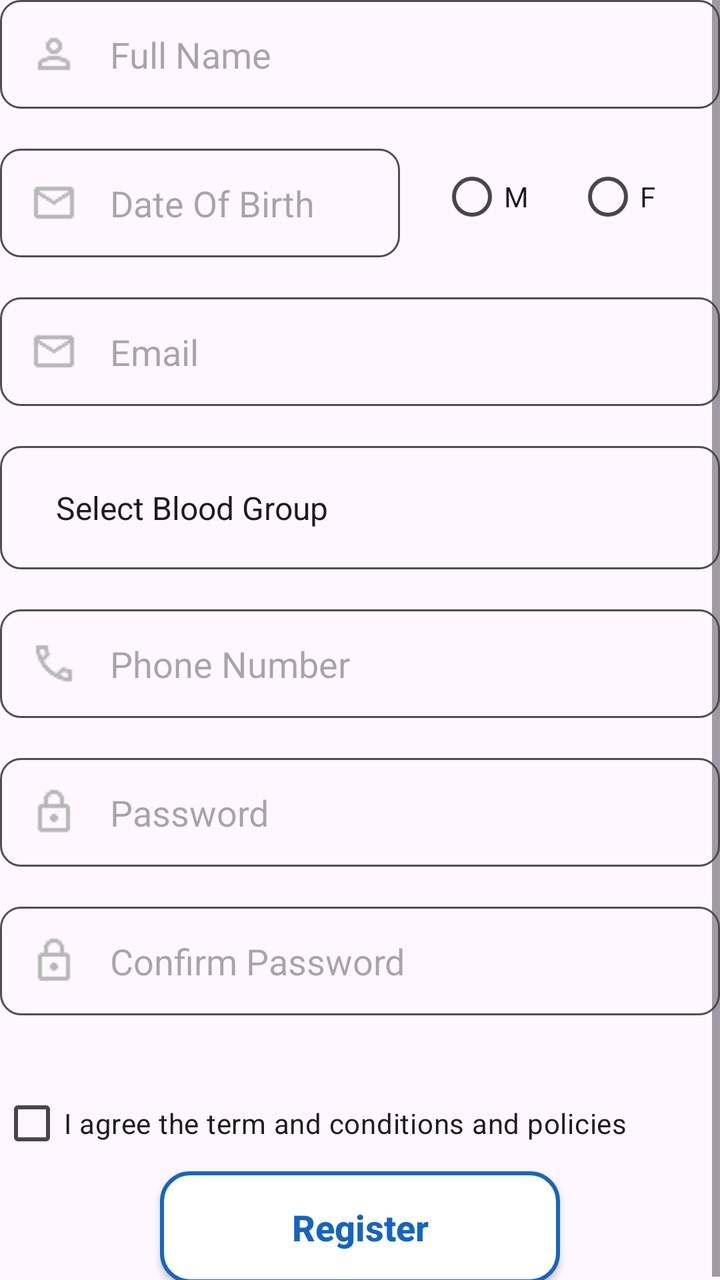
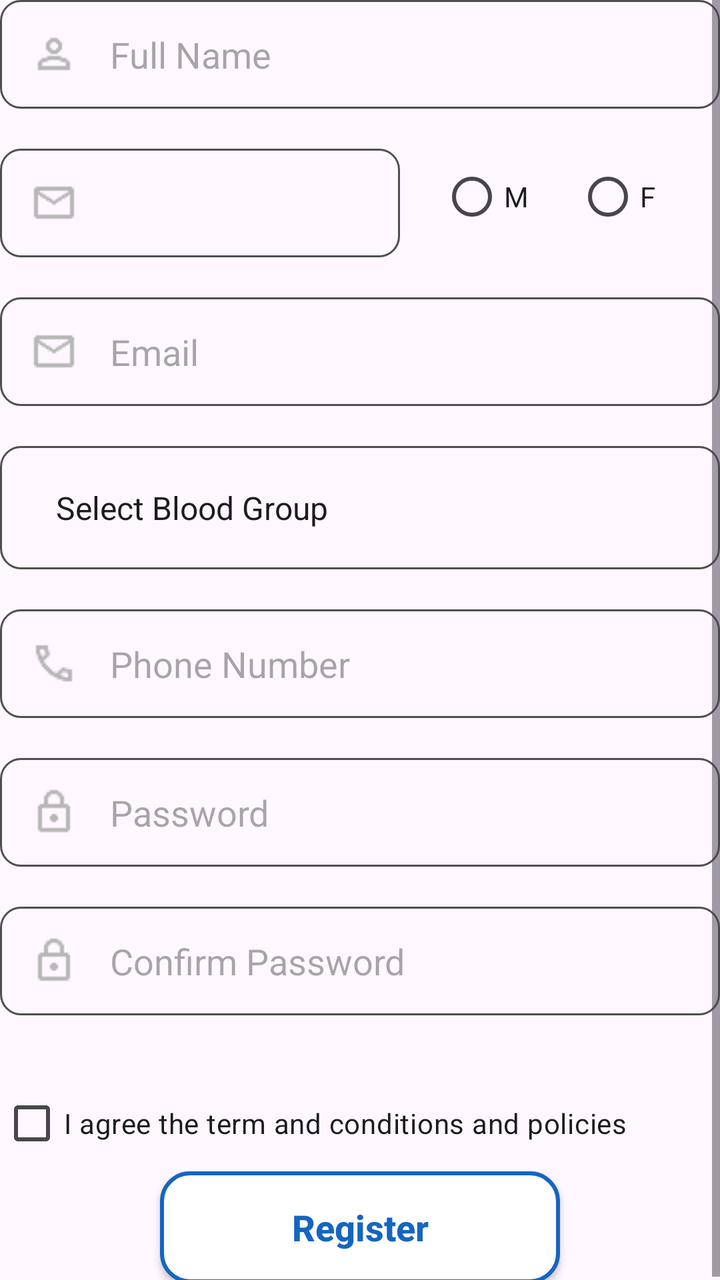

An Android layout rendered at two revisions. The XML below is the earlier revision; the diff shows what the commit changed to produce the second picture.
<!-- AndroidManifest.xml: application theme Theme.Hospital_Appointment_System -->
<!-- res/layout/fragment_patient_registration_.xml -->
<?xml version="1.0" encoding="utf-8"?>
<FrameLayout xmlns:android="http://schemas.android.com/apk/res/android"
    xmlns:tools="http://schemas.android.com/tools"
    xmlns:app="http://schemas.android.com/apk/res-auto"
    android:id="@+id/Patient_Registration_fragment"
    android:layout_width="match_parent"
    android:layout_height="match_parent">


    <ScrollView
        android:layout_width="match_parent"
        android:layout_height="match_parent"
        android:fillViewport="true">


        <LinearLayout
            android:layout_width="match_parent"
            android:layout_height="wrap_content"
            android:orientation="vertical">



            <EditText
                android:id="@+id/Doctor_Full_name"
                android:layout_width="match_parent"
                android:layout_height="wrap_content"
                android:layout_gravity="center"
                android:layout_marginBottom="20dp"
                android:background="@drawable/login_area"
                android:drawableStart="@drawable/person"
                android:drawablePadding="16dp"
                android:ems="10"
                android:hint="Full Name"
                android:inputType="textEmailAddress"
                android:padding="15dp" />

            <LinearLayout
                android:layout_width="match_parent"
                android:layout_height="wrap_content"
                android:orientation="horizontal">
                <EditText
                    android:id="@+id/Doctor_Date_Of_Birth"
                    android:layout_width="200dp"
                    android:layout_height="wrap_content"
                    android:layout_gravity="start"
                    android:layout_marginBottom="20dp"
                    android:background="@drawable/login_area"
                    android:drawableStart="@drawable/envelop"
                    android:drawablePadding="16dp"
                    android:ems="10"
                    android:hint="Date Of Birth"
                    android:inputType="date"
                    android:padding="15dp"
                    android:layout_marginRight="20dp"/>
                <RadioGroup
                    android:layout_width="wrap_content"
                    android:layout_height="wrap_content"
                    android:orientation="horizontal">

                    <RadioButton
                        android:text="M"
                        android:layout_marginRight="20dp"
                        android:layout_width="wrap_content"
                        android:layout_height="wrap_content" />

                    <RadioButton
                        android:text="F"
                        android:layout_width="wrap_content"
                        android:layout_height="wrap_content" />

                </RadioGroup>


            </LinearLayout>


            <EditText
                android:id="@+id/email_input"
                android:layout_width="match_parent"
                android:layout_height="wrap_content"
                android:layout_gravity="center"
                android:layout_marginBottom="20dp"
                android:background="@drawable/login_area"
                android:drawableStart="@drawable/envelop"
                android:drawablePadding="16dp"
                android:ems="10"
                android:hint="Email"
                android:inputType="textEmailAddress"
                android:padding="15dp" />



                <Spinner
                    android:id="@+id/BloodGroup"
                    android:layout_width="match_parent"
                    android:layout_height="wrap_content"
                    android:padding="20dp"
                    android:background="@drawable/login_area"
                    android:layout_marginBottom="20dp"
                    android:entries="@array/blood_groups"/>



            <EditText
                android:id="@+id/Doctor_phone"
                android:layout_width="match_parent"
                android:layout_height="wrap_content"
                android:layout_gravity="center"
                android:layout_marginBottom="20dp"
                android:background="@drawable/login_area"
                android:drawableStart="@drawable/phone"
                android:drawablePadding="16dp"
                android:ems="10"
                android:hint="Phone Number"
                android:inputType="phone"
                android:padding="15dp" />

            <EditText
                android:id="@+id/doctor_password"
                android:layout_width="match_parent"
                android:layout_height="wrap_content"
                android:layout_gravity="center"
                android:layout_marginBottom="20dp"
                android:background="@drawable/login_area"
                android:drawableStart="@drawable/lock"
                android:drawablePadding="16dp"
                android:ems="10"
                android:hint="Password"
                android:inputType="textPassword"
                android:padding="15dp" />


            <EditText
                android:id="@+id/doctor_confirm_password"
                android:layout_width="match_parent"
                android:layout_height="wrap_content"
                android:layout_gravity="center"
                android:layout_marginBottom="30dp"
                android:background="@drawable/login_area"
                android:drawableStart="@drawable/lock"
                android:drawablePadding="16dp"
                android:ems="10"
                android:hint="Confirm Password"
                android:inputType="textPassword"
                android:padding="15dp" />

            <CheckBox
                android:id="@+id/textView"
                android:layout_width="wrap_content"
                android:layout_height="wrap_content"
                android:textSize="14dp"
                android:text="I agree the term and conditions and policies" />

            <androidx.appcompat.widget.AppCompatButton

                android:id="@+id/btnRegistation"
                android:layout_width="200dp"
                android:layout_height="56dp"
                android:layout_gravity="center"
                android:background="@drawable/register"
                android:backgroundTint="@null"
                android:minWidth="0dp"
                android:minHeight="0dp"
                android:padding="0dp"
                android:text="Register"
                android:textAllCaps="false"
                android:textColor="#1565C0"
                android:textSize="18sp"
                android:textStyle="bold" />


        </LinearLayout>
    </ScrollView>




</FrameLayout>
<!-- resources referenced by this layout -->
<resources>
  <string-array name="blood_groups">
          <item>Select Blood Group</item>
          <item>A+</item>
          <item>A-</item>
          <item>B+</item>
          <item>B-</item>
          <item>AB+</item>
          <item>AB-</item>
          <item>O+</item>
          <item>O-</item>
      </string-array>
  <!-- drawable envelop: png bitmap (drawable, 554 bytes) -->
  <!-- drawable lock: png bitmap (drawable, 537 bytes) -->
  <!-- drawable login_area (drawable) -->
  <?xml version="1.0" encoding="utf-8"?>
  <shape xmlns:android="http://schemas.android.com/apk/res/android"
      android:shape="rectangle">
  
      <stroke android:color="@color/login_area_border" android:width="1dp"/>
      <corners android:radius="10dp"/>
  </shape>
  <!-- drawable person: png bitmap (drawable, 508 bytes) -->
  <!-- drawable phone: png bitmap (drawable, 553 bytes) -->
  <!-- drawable register (drawable) -->
  <?xml version="1.0" encoding="utf-8"?>
  <shape xmlns:android="http://schemas.android.com/apk/res/android">
  
      <solid android:color="#FFFFFF"/>
  
      <stroke
          android:width="2dp"
          android:color="#1565C0"/>
  
      <corners android:radius="14dp"/>
  
  </shape>
  <style name="Theme.Hospital_Appointment_System" parent="Base.Theme.Hospital_Appointment_System" />
  <color name="login_area_border">#4F4F50</color>
  <style name="Base.Theme.Hospital_Appointment_System" parent="Theme.Material3.DayNight.NoActionBar">
          
          
      </style>
</resources>

<!-- the commit's change to res/layout/fragment_patient_registration_.xml (unified diff, before → after) -->
@@ -21,7 +21,7 @@
 
 
             <EditText
-                android:id="@+id/Doctor_Full_name"
+                android:id="@+id/patient_Full_name"
                 android:layout_width="match_parent"
                 android:layout_height="wrap_content"
                 android:layout_gravity="center"
@@ -39,31 +39,35 @@
                 android:layout_height="wrap_content"
                 android:orientation="horizontal">
                 <EditText
-                    android:id="@+id/Doctor_Date_Of_Birth"
+                    android:id="@+id/patient_Date_Of_Birth"
                     android:layout_width="200dp"
                     android:layout_height="wrap_content"
                     android:layout_gravity="start"
                     android:layout_marginBottom="20dp"
+                    android:clickable="true"
+                    android:focusable="false"
                     android:background="@drawable/login_area"
                     android:drawableStart="@drawable/envelop"
                     android:drawablePadding="16dp"
                     android:ems="10"
-                    android:hint="Date Of Birth"
                     android:inputType="date"
                     android:padding="15dp"
                     android:layout_marginRight="20dp"/>
                 <RadioGroup
+                    android:id="@+id/patient_gender_group"
                     android:layout_width="wrap_content"
                     android:layout_height="wrap_content"
                     android:orientation="horizontal">
 
                     <RadioButton
+                        android:id="@+id/Male"
                         android:text="M"
                         android:layout_marginRight="20dp"
                         android:layout_width="wrap_content"
                         android:layout_height="wrap_content" />
 
                     <RadioButton
+                        android:id="@+id/Female"
                         android:text="F"
                         android:layout_width="wrap_content"
                         android:layout_height="wrap_content" />
@@ -102,7 +106,7 @@
 
 
             <EditText
-                android:id="@+id/Doctor_phone"
+                android:id="@+id/patient_phone"
                 android:layout_width="match_parent"
                 android:layout_height="wrap_content"
                 android:layout_gravity="center"
@@ -116,7 +120,7 @@
                 android:padding="15dp" />
 
             <EditText
-                android:id="@+id/doctor_password"
+                android:id="@+id/patient_password"
                 android:layout_width="match_parent"
                 android:layout_height="wrap_content"
                 android:layout_gravity="center"
@@ -131,7 +135,7 @@
 
 
             <EditText
-                android:id="@+id/doctor_confirm_password"
+                android:id="@+id/patient_confirm_password"
                 android:layout_width="match_parent"
                 android:layout_height="wrap_content"
                 android:layout_gravity="center"
@@ -145,7 +149,7 @@
                 android:padding="15dp" />
 
             <CheckBox
-                android:id="@+id/textView"
+                android:id="@+id/concent"
                 android:layout_width="wrap_content"
                 android:layout_height="wrap_content"
                 android:textSize="14dp"
@@ -153,7 +157,7 @@
 
             <androidx.appcompat.widget.AppCompatButton
 
-                android:id="@+id/btnRegistation"
+                android:id="@+id/btnpatientregistation"
                 android:layout_width="200dp"
                 android:layout_height="56dp"
                 android:layout_gravity="center"
@@ -168,7 +172,6 @@
                 android:textSize="18sp"
                 android:textStyle="bold" />
 
-
         </LinearLayout>
     </ScrollView>
 
